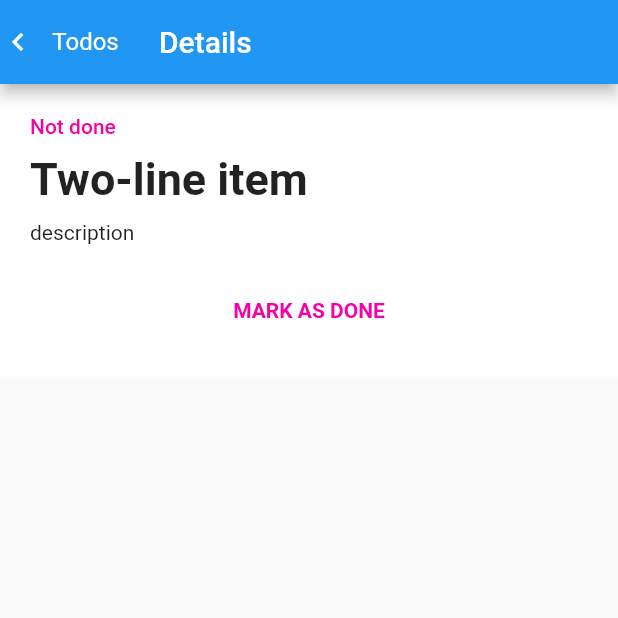
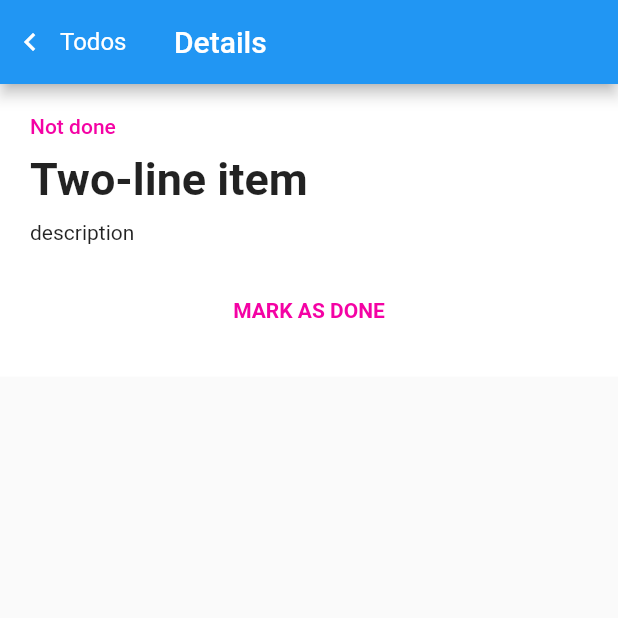
Before and after one commit to fedecor9/flutter-todo-app, a Flutter app: the screen it shows after launch, after a tap on "Two-line item", on a phone screen of 412 x 824 dp, the top half of it. Run offline on Flutter 3.47's test engine with Material 2 defaults, Android fonts, the phone set to English and light mode, and no system bars; our stand-ins replace freezed_annotation.

Commit message:
extract Extension method && Fix appBar back navegation button

```diff
--- /dev/null
+++ b/lib/extensions/build_context_extensions.dart
@@ -0,0 +1,5 @@
+import 'package:flutter/material.dart';
+
+extension ArgumentExtractor on BuildContext {
+  Object? get arguments => ModalRoute.of(this)!.settings.arguments;
+}
--- a/lib/views/detailed_todo_page.dart
+++ b/lib/views/detailed_todo_page.dart
@@ -1,4 +1,5 @@
 import 'package:flutter/material.dart';
+import 'package:todo_app/extensions/build_context_extensions.dart';
 
 import 'package:todo_app/models/todo.dart';
 
@@ -12,34 +13,30 @@ class DetaledTodoPage extends StatefulWidget {
 class _DetaledTodoPageState extends State<DetaledTodoPage> {
   @override
   Widget build(BuildContext context) {
-    final todo = context.extractArguments() as Todo;
+    final todo = context.arguments as Todo;
 
     return Scaffold(
       appBar: AppBar(
         title: const Text('Details'),
         leading: Row(
           children: [
-            GestureDetector(
-              child: const Icon(
+            TextButton.icon(
+              onPressed: () => Navigator.pop(context, todo),
+              icon: const Icon(
                 Icons.navigate_before,
+                color: Colors.white,
               ),
-              onTap: () => Navigator.pop(context, todo),
-            ),
-            Expanded(
-              child: TextButton(
-                onPressed: () => Navigator.pop(context, todo),
-                child: const Text(
-                  'Todos',
-                  style: TextStyle(
-                      color: Colors.white,
-                      fontWeight: FontWeight.w400,
-                      fontSize: 16),
-                ),
+              label: const Text(
+                'Todos',
+                style: TextStyle(
+                    color: Colors.white,
+                    fontWeight: FontWeight.w400,
+                    fontSize: 16),
               ),
             ),
           ],
         ),
-        leadingWidth: 90,
+        leadingWidth: 100,
       ),
       body: Container(
         padding: const EdgeInsets.all(20),
@@ -90,7 +87,3 @@ class _DetaledTodoPageState extends State<DetaledTodoPage> {
     );
   }
 }
-
-extension ArgumentExtractor on BuildContext {
-  extractArguments() => ModalRoute.of(this)!.settings.arguments;
-}
--- a/lib/views/home_page.dart
+++ b/lib/views/home_page.dart
@@ -11,7 +11,7 @@ class HomePage extends StatelessWidget {
       appBar: AppBar(
         title: const Text('Todo'),
         centerTitle: true,
-        actions: <Widget>[
+        actions: [
           Padding(
             padding: const EdgeInsets.only(right: 20),
             child: IconButton(
```
